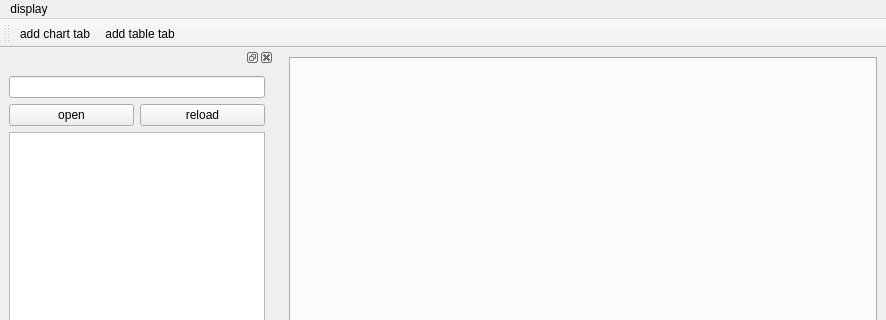
Old version of the form mainwindow.ui in the repository SuperLiaohy/MemRW; both pictures show x 0 to 886 and y 0 to 320 of the 886 by 694 pixel window.
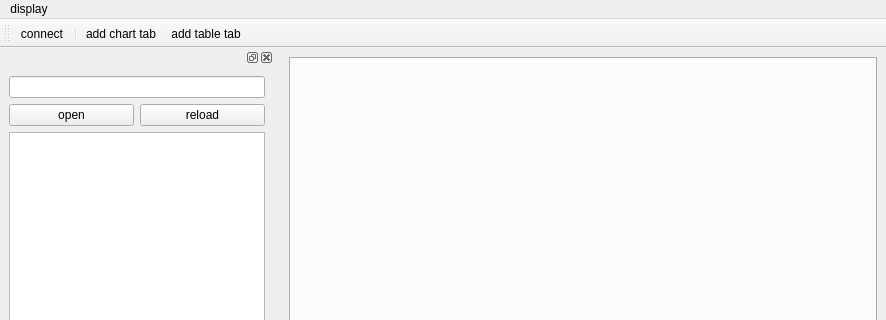
New version of the form.

Patch:
```diff
--- a/mainwindow.ui
+++ b/mainwindow.ui
@@ -107,6 +107,8 @@
    <attribute name="toolBarBreak">
     <bool>false</bool>
    </attribute>
+   <addaction name="actionconnect"/>
+   <addaction name="separator"/>
    <addaction name="actionadd_chart_tab"/>
    <addaction name="actionadd_table_tab"/>
   </widget>
@@ -140,6 +142,16 @@
     <string>add table tab</string>
    </property>
   </action>
+  <action name="actionconnect">
+   <property name="text">
+    <string>connect</string>
+   </property>
+  </action>
+  <action name="actiondelete_item">
+   <property name="text">
+    <string>delete item</string>
+   </property>
+  </action>
  </widget>
  <resources/>
  <connections/>
```
